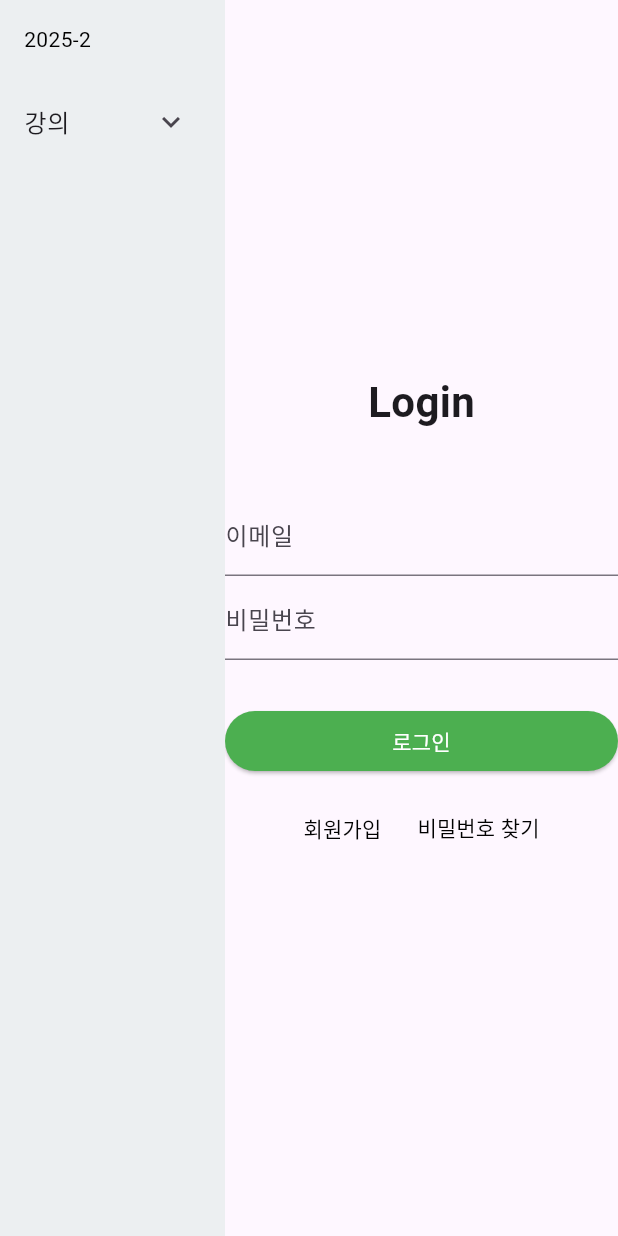
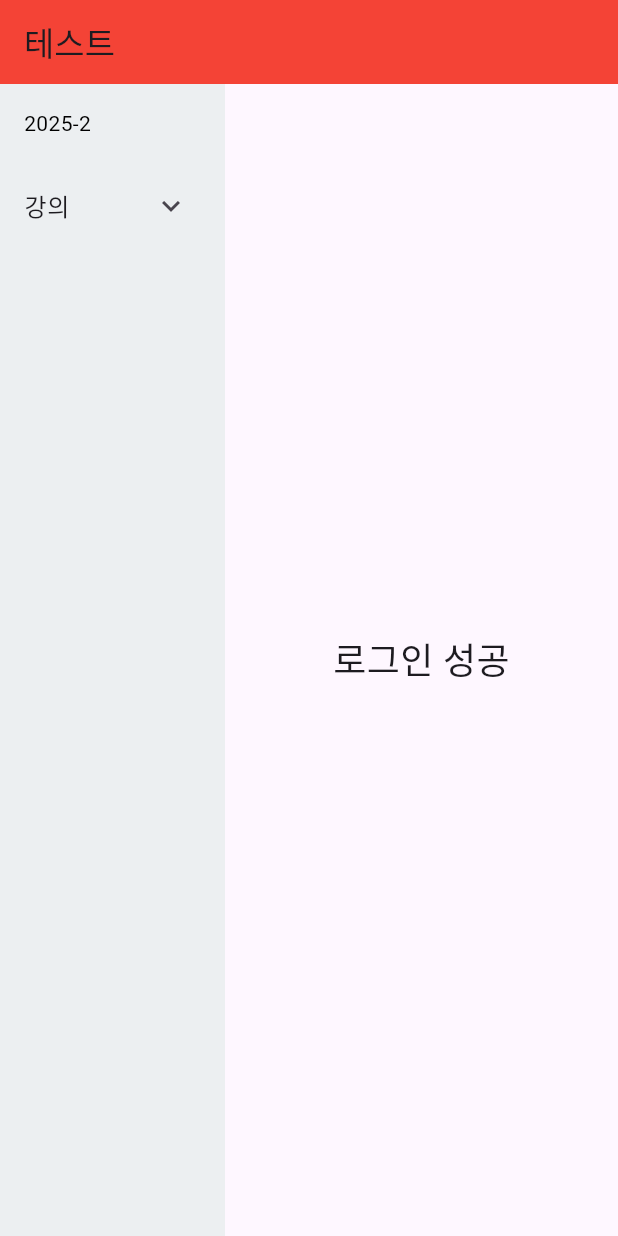
Before and after one commit to UOU-IT-2025-Summer/Frontend, a Flutter app: the loginPage screen opened by its route, after a tap on "로그인", on a phone screen of 412 x 824 dp. Run offline on Flutter 3.47's test engine with Material 3 defaults, Android fonts, the phone set to English and light mode, and no system bars; our stand-ins replace go_router.

Commit message:
appBar 추가 및 loginSuccess 추가

```diff
--- a/lib/main.dart
+++ b/lib/main.dart
@@ -1,7 +1,7 @@
 import 'package:flutter/material.dart';
 import 'package:go_router/go_router.dart';
 import 'router/app.router.dart';
-import 'page/sidebar_layout.dart';
+import 'page/dashboardLayout.dart';
 import 'page/homePage.dart';
 
 
@@ -15,6 +15,7 @@ class MyApp extends StatelessWidget {
   @override
   Widget build(BuildContext context) {
     return MaterialApp.router( //go_router 패키지 사용할 때 MaterialApp 다음에 .router 해줘야 됨.
+      debugShowCheckedModeBanner: false,
       title: 'Flutter Demo',
       theme: ThemeData(
         colorScheme: ColorScheme.fromSeed(seedColor: Colors.deepPurple),
--- a/lib/page/sidebar_layout.dart
+++ b/lib/page/dashboardLayout.dart
@@ -1,4 +1,4 @@
-// sidebar_layout.dart
+// dashboardLayout.dart
 import 'package:flutter/material.dart';
 import 'sidebar.dart';
 
@@ -10,6 +10,10 @@ class SidebarLayout extends StatelessWidget {
   @override
   Widget build(BuildContext context) {
     return Scaffold(
+      appBar: AppBar(
+        title: Text("테스트"),
+        backgroundColor: Colors.red,
+      ),
       body: Row(
         children: [
           sidebar(),
--- a/lib/page/login.dart
+++ b/lib/page/login.dart
@@ -41,7 +41,7 @@ class loginPage extends StatelessWidget {
                       width: 300,
                       margin: const EdgeInsets.only(top: 30),
                       child: ElevatedButton(
-                        onPressed: () {},
+                        onPressed: () => context.go('/loginSuccess'),
                         style: ElevatedButton.styleFrom(
                           backgroundColor: Colors.green,
                         ),
--- /dev/null
+++ b/lib/page/loginSuccess.dart
@@ -0,0 +1,27 @@
+import 'package:flutter/material.dart';
+
+class loginSuccess extends StatefulWidget {
+  const loginSuccess({super.key});
+
+  @override
+  State<loginSuccess> createState() => _loginSuccessState();
+}
+
+class _loginSuccessState extends State<loginSuccess> {
+  @override
+  Widget build(BuildContext context) {
+    return Scaffold(
+      body: Center(
+        child: Column(
+          mainAxisAlignment: MainAxisAlignment.center,
+          children: [
+            const Text(
+              '로그인 성공',
+              style: TextStyle(fontSize: 24),
+            ),
+          ],
+        ),
+      ),
+    );
+  }
+}
--- a/lib/router/app.router.dart
+++ b/lib/router/app.router.dart
@@ -1,8 +1,9 @@
 import 'package:flutter/material.dart';
 import 'package:go_router/go_router.dart';
+import 'package:login/page/loginSuccess.dart';
 import '../page/login.dart';
 import '../page/register.dart';
-import '../page/sidebar_layout.dart';
+import '../page/dashboardLayout.dart';
 import '../page/homePage.dart';
 import '../page/findPassword.dart';
 
@@ -36,6 +37,11 @@ final GoRouter appRouter = GoRouter(
           pageBuilder: (context, state) => NoTransitionPage(child: findPassword()),
           // builder: (context, state) => findPassword(),
         ),
+        GoRoute(
+          path: '/loginSuccess',
+          pageBuilder: (context, state) => NoTransitionPage(child: loginSuccess()),
+          // builder: (context, state) => findPassword(),
+        ),
       ],
     ),
   ],
```
